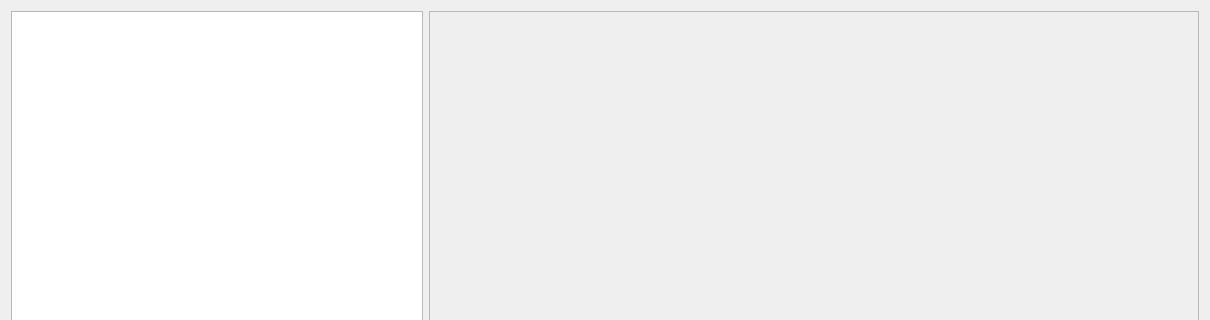
mobarastudio/VfNotes, file mainwindow.ui: the form before one commit; both pictures show x 0 to 1210 and y 0 to 320 of the 1210 by 724 pixel window.
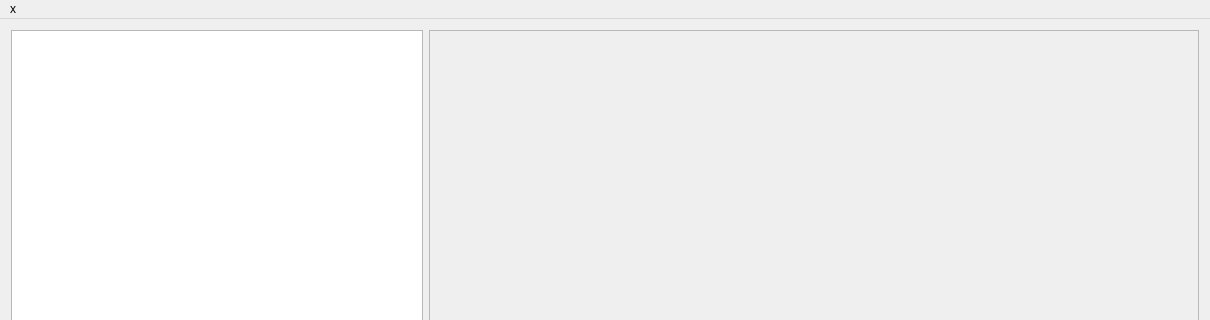
The form after the commit.

What changed in the file:
```diff
--- a/mainwindow.ui
+++ b/mainwindow.ui
@@ -82,13 +82,35 @@
       </property>
       <property name="font">
        <font>
-        <pointsize>16</pointsize>
+        <pointsize>9</pointsize>
        </font>
       </property>
      </widget>
     </item>
    </layout>
   </widget>
+  <widget class="QMenuBar" name="menuBar">
+   <property name="geometry">
+    <rect>
+     <x>0</x>
+     <y>0</y>
+     <width>1210</width>
+     <height>21</height>
+    </rect>
+   </property>
+   <widget class="QMenu" name="menux">
+    <property name="title">
+     <string>x</string>
+    </property>
+    <addaction name="actionsettings"/>
+   </widget>
+   <addaction name="menux"/>
+  </widget>
+  <action name="actionsettings">
+   <property name="text">
+    <string>settings</string>
+   </property>
+  </action>
  </widget>
  <layoutdefault spacing="6" margin="11"/>
  <resources/>
```
